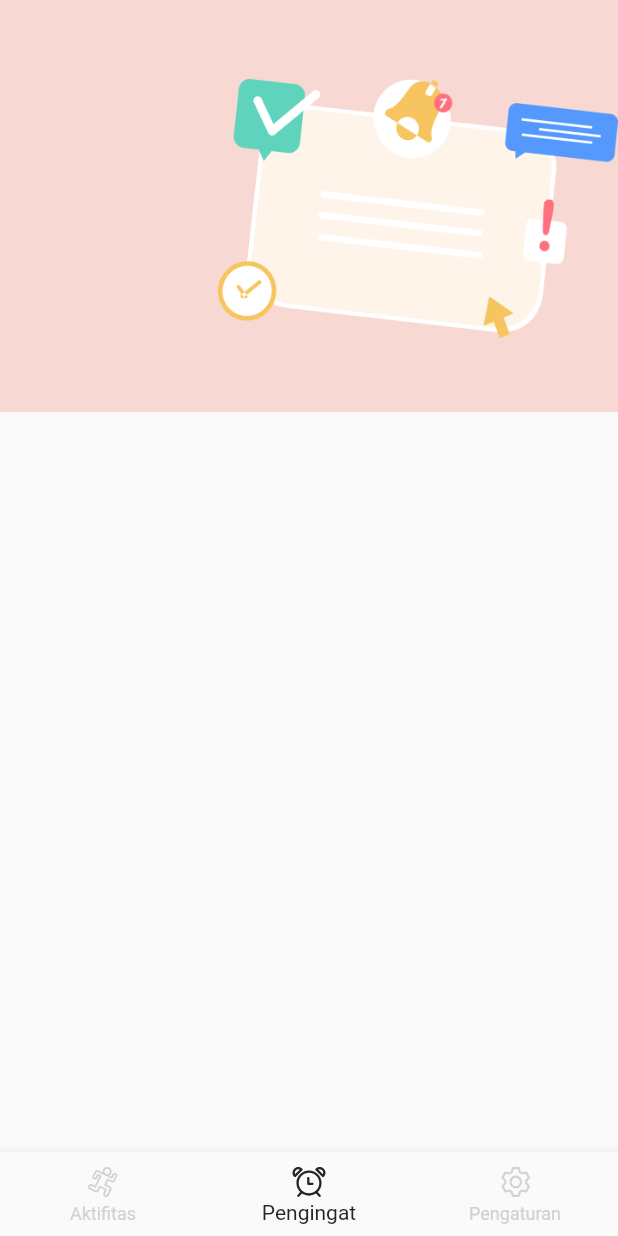
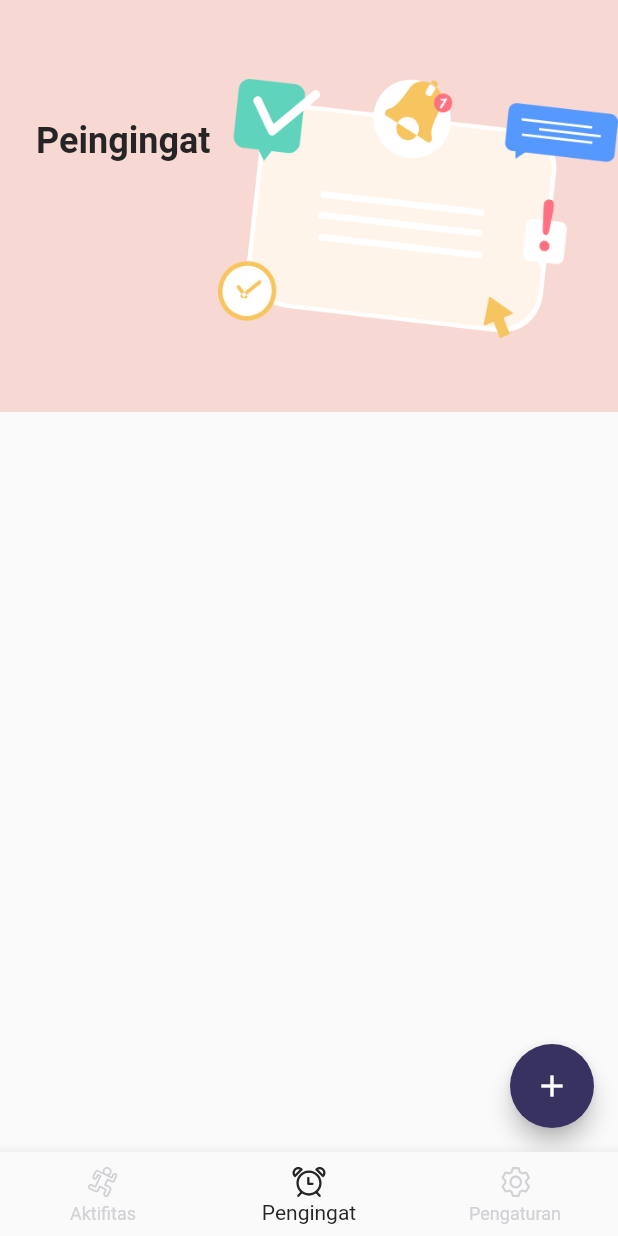
Before and after one commit to jordanmaulana/lalian, a Flutter app: the screen it shows after launch, item 2 of the bottom bar chosen, on a phone screen of 412 x 824 dp. Run offline on Flutter 3.47's test engine with Material 2 defaults, Android fonts, the light colour scheme and no system bars; our stand-ins replace flutter_svg, get, google_fonts, package_info_plus; missing offline and left inert: dart:ffi; Roboto replaces fonts that are missing (Hind).

Commit message:
init floating action bar

```diff
--- a/lib/apps/reminder/views/reminder_view.dart
+++ b/lib/apps/reminder/views/reminder_view.dart
@@ -1,4 +1,7 @@
 import 'package:flutter/material.dart';
+
+import '../../../core/utils/colors.dart';
+import '../../../core/widgets/texts.dart';
 
 class ReminderView extends StatelessWidget {
   const ReminderView({super.key});
@@ -6,9 +9,23 @@ class ReminderView extends StatelessWidget {
   @override
   Widget build(BuildContext context) {
     return Scaffold(
-      body: Column(
+      floatingActionButton: FloatingActionButton(
+        onPressed: () {},
+        backgroundColor: VColor.primaryButton,
+        child: const Icon(Icons.add),
+      ),
+      body: Stack(
         children: [
           Image.asset('assets/images/reminder_header.png'),
+          const Positioned(
+            left: 24.0,
+            top: 80.0,
+            child: VText(
+              'Peingingat',
+              fontSize: 24.0,
+              fontWeight: FontWeight.w600,
+            ),
+          ),
         ],
       ),
     );
--- a/lib/core/utils/colors.dart
+++ b/lib/core/utils/colors.dart
@@ -10,7 +10,7 @@ class VColor {
   static const Color scaffoldBg = Color(0xfff6f8fa);
   static const Color textFieldGrey = Color(0xfff3f3f6);
   static const Color red = Color.fromARGB(255, 255, 91, 79);
-  static const Color primaryButton = Colors.blue;
+  static const Color primaryButton = Color(0xff37325F);
   static const Color secondaryButton = Color(0xff0a2342);
   static const Color searchText = Color(0xff50566A);
   static const Color white = Colors.white;
```
Also changed, not shown: lib/apps/activity/views/activity_view.dart (+8 -1 lines), lib/apps/setting/views/setting_view.dart (+20 -1 lines).
